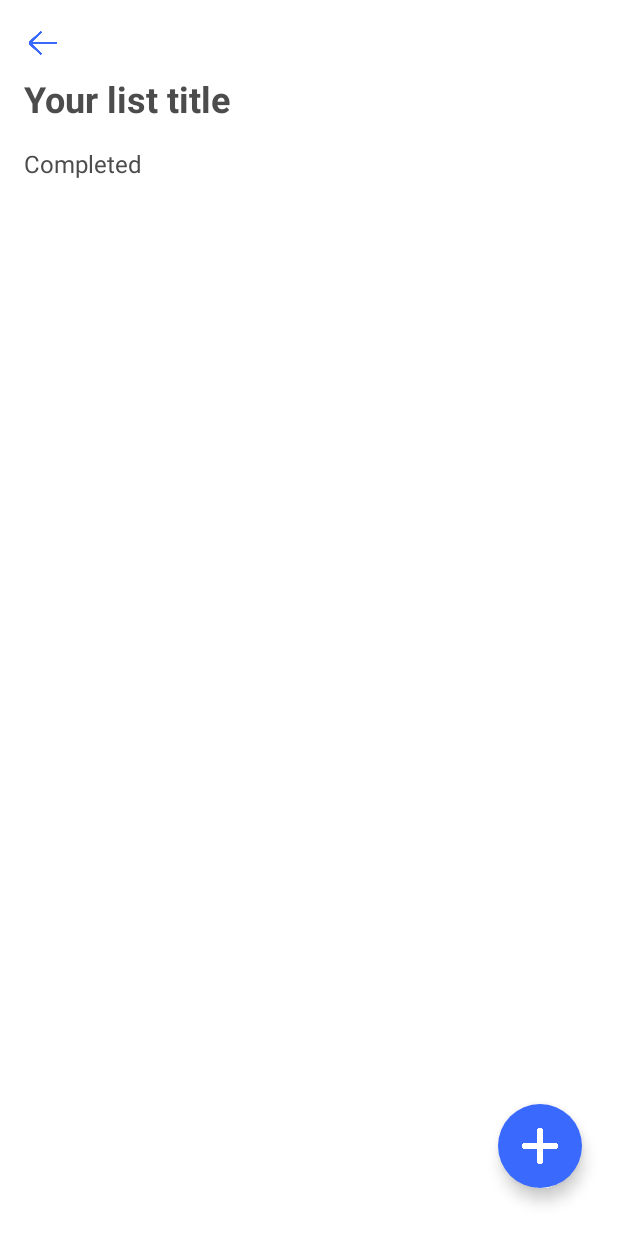
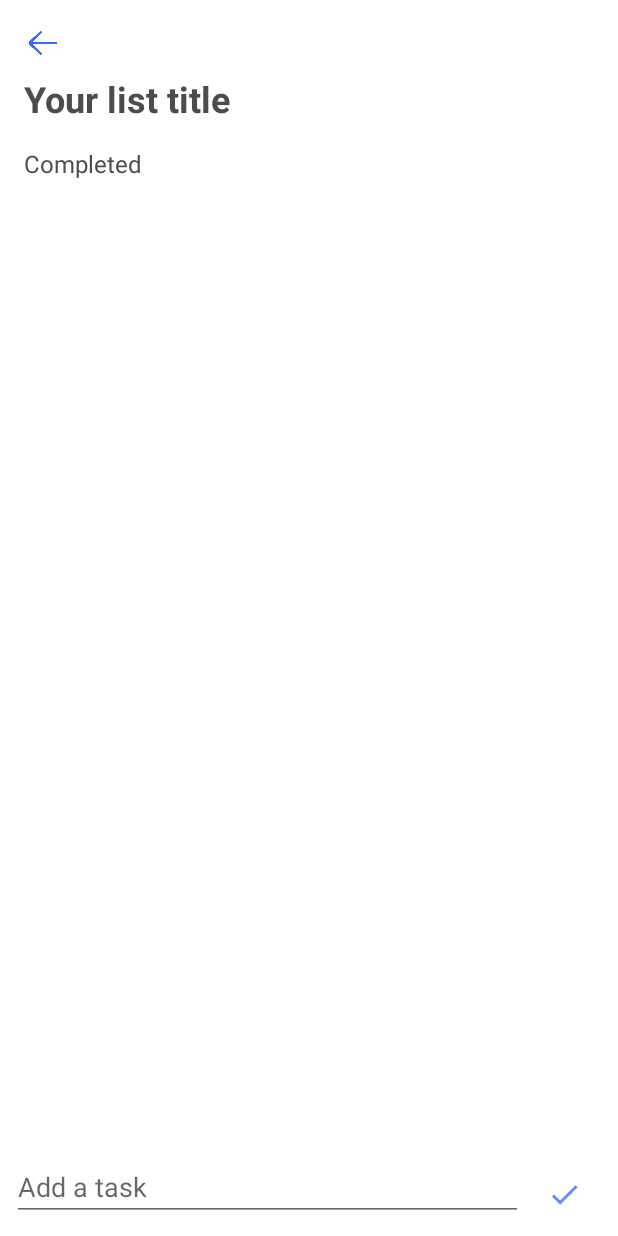
Before and after one commit to mennasaber/Keep_to_do_list, an Android app: the layout activity_tasks.xml on its own in the app's theme, with its tools: preview values and no code run, on a phone screen of 412 x 824 dp. Run offline under Robolectric (Android 15) with nearby library versions, the phone set to English and light mode, and no system bars.

Commit message:
implement Add task feature

```diff
--- a/app/src/main/java/com/example/keeptodolist/views/TasksActivity.kt
+++ b/app/src/main/java/com/example/keeptodolist/views/TasksActivity.kt
@@ -3,6 +3,8 @@ package com.example.keeptodolist.views
 import android.os.Bundle
 import android.view.View
 import android.widget.Button
+import android.widget.EditText
+import android.widget.ImageView
 import android.widget.TextView
 import androidx.appcompat.app.AppCompatActivity
 import androidx.core.content.ContextCompat
@@ -11,33 +13,41 @@ import androidx.recyclerview.widget.LinearLayoutManager
 import androidx.recyclerview.widget.RecyclerView
 import com.example.keeptodolist.R
 import com.example.keeptodolist.adapters.TasksAdapter
-import com.example.keeptodolist.viewmodels.KeepViewModel
 import com.example.keeptodolist.data.Task
 import com.example.keeptodolist.utilities.HandleTaskOnClick
+import com.example.keeptodolist.viewmodels.KeepViewModel
 import de.hdodenhof.circleimageview.CircleImageView
 
-class TasksActivity : AppCompatActivity(),View.OnClickListener {
+class TasksActivity : AppCompatActivity(), View.OnClickListener {
     private lateinit var keepViewModel: KeepViewModel
+    private lateinit var addTaskEditText: EditText
+    private var listId = 0
     override fun onCreate(savedInstanceState: Bundle?) {
         super.onCreate(savedInstanceState)
         setContentView(R.layout.activity_tasks)
 
-        val listId = intent.getIntExtra("listId", 0)
+        listId = intent.getIntExtra("listId", 0)
         val listName = intent.getStringExtra("listName")
         val listColor = intent.getIntExtra("listColor", 0)
         val listTextView = findViewById<TextView>(R.id.listTitle_textView)
         val listColorIcon = findViewById<CircleImageView>(R.id.listIcon_imageView)
         val recyclerView = findViewById<RecyclerView>(R.id.tasks_recyclerView)
         val completedRecyclerView = findViewById<RecyclerView>(R.id.completedTasks_recyclerView)
-        val completeTextView =  findViewById<TextView>(R.id.completeTextView)
+        val completeTextView = findViewById<TextView>(R.id.completeTextView)
         val backButton = findViewById<Button>(R.id.backButton)
+        val addButton = findViewById<ImageView>(R.id.addTask_button)
         var tasksAdapter: TasksAdapter
         var completedTasksAdapter: TasksAdapter
+        addTaskEditText = findViewById(R.id.addTask_editText)
 
         backButton.setOnClickListener(this)
+        addButton.setOnClickListener(this)
+
+        listTextView.text = listName
         listColorIcon.borderColor = ContextCompat.getColor(this, listColor)
-        listTextView.text = listName
+
         keepViewModel = ViewModelProvider(this)[KeepViewModel::class.java]
+
         completedRecyclerView.layoutManager = LinearLayoutManager(this)
         recyclerView.layoutManager = LinearLayoutManager(this)
 
@@ -50,8 +60,8 @@ class TasksActivity : AppCompatActivity(),View.OnClickListener {
             recyclerView.adapter = tasksAdapter
         })
         keepViewModel.getCompletedTasks(listId).observe(this, { tasks ->
-            if(tasks.count()==0)
-               completeTextView.visibility= View.GONE
+            if (tasks.count() == 0)
+                completeTextView.visibility = View.GONE
             else
                 completeTextView.visibility = View.VISIBLE
             completedTasksAdapter = TasksAdapter(tasks, object : HandleTaskOnClick {
@@ -64,8 +74,21 @@ class TasksActivity : AppCompatActivity(),View.OnClickListener {
     }
 
     override fun onClick(v: View?) {
-        when(v?.id){
+        when (v?.id) {
             R.id.backButton -> finish()
+            R.id.addTask_button -> {
+                if (addTaskEditText.text.toString().trim().isNotEmpty()) {
+                    keepViewModel.addTask(
+                        Task(
+                            0,
+                            addTaskEditText.text.toString().trim(),
+                            false,
+                            listId
+                        )
+                    )
+                    addTaskEditText.text.clear()
+                }
+            }
         }
     }
 }
--- /dev/null
+++ b/app/src/main/res/drawable/right.xml
@@ -0,0 +1,5 @@
+<vector android:autoMirrored="true" android:height="24dp"
+    android:tint="#668BFC" android:viewportHeight="24"
+    android:viewportWidth="24" android:width="24dp" xmlns:android="http://schemas.android.com/apk/res/android">
+    <path android:fillColor="@android:color/white" android:pathData="M9,16.17L4.83,12l-1.42,1.41L9,19 21,7l-1.41,-1.41z"/>
+</vector>
--- a/app/src/main/res/layout/activity_tasks.xml
+++ b/app/src/main/res/layout/activity_tasks.xml
@@ -1,16 +1,19 @@
 <?xml version="1.0" encoding="utf-8"?>
-<ScrollView xmlns:android="http://schemas.android.com/apk/res/android"
+<RelativeLayout xmlns:android="http://schemas.android.com/apk/res/android"
     xmlns:app="http://schemas.android.com/apk/res-auto"
     xmlns:tools="http://schemas.android.com/tools"
     android:layout_width="match_parent"
-    android:fillViewport="true"
     android:layout_height="match_parent"
     tools:context=".views.TasksActivity">
 
+    <ScrollView
+        android:layout_width="match_parent"
+        android:layout_height="match_parent"
+        android:layout_marginBottom="55dp">
+
         <androidx.constraintlayout.widget.ConstraintLayout
             android:layout_width="match_parent"
-        android:layout_height="wrap_content"
-        tools:context=".views.TasksActivity">
+            android:layout_height="wrap_content">
 
             <androidx.recyclerview.widget.RecyclerView
                 android:id="@+id/tasks_recyclerView"
@@ -21,22 +24,6 @@
                 app:layout_constraintHorizontal_bias="0.0"
                 app:layout_constraintStart_toStartOf="parent"
                 app:layout_constraintTop_toBottomOf="@+id/listTitle_textView" />
-
-        <com.google.android.material.floatingactionbutton.FloatingActionButton
-            android:id="@+id/fab"
-            android:layout_width="wrap_content"
-            android:layout_height="wrap_content"
-            android:layout_gravity="end|bottom"
-            android:layout_marginEnd="24dp"
-            android:layout_marginBottom="32dp"
-            android:backgroundTint="@color/blue_500"
-            android:src="@drawable/add"
-            app:borderWidth="0dp"
-            app:layout_constraintBottom_toBottomOf="parent"
-            app:layout_constraintEnd_toEndOf="parent"
-            app:layout_constraintHorizontal_bias="1.0"
-            app:layout_constraintStart_toStartOf="parent"
-            app:tint="@color/white" />
 
             <de.hdodenhof.circleimageview.CircleImageView
                 android:id="@+id/listIcon_imageView"
@@ -57,14 +44,14 @@
                 android:layout_height="wrap_content"
                 android:layout_marginStart="16dp"
                 android:layout_marginTop="8dp"
-            android:text="Your list title"
                 android:textColor="@color/light_black"
                 android:textSize="24sp"
                 android:textStyle="bold"
                 app:layout_constraintEnd_toEndOf="parent"
                 app:layout_constraintHorizontal_bias="0.0"
                 app:layout_constraintStart_toStartOf="parent"
-            app:layout_constraintTop_toBottomOf="@+id/backButton" />
+                app:layout_constraintTop_toBottomOf="@+id/backButton"
+                tools:text="Your list title" />
 
             <Button
                 android:id="@+id/backButton"
@@ -74,7 +61,6 @@
                 android:layout_marginStart="16dp"
                 android:layout_marginTop="16dp"
                 android:background="@drawable/back"
-            android:text="Button"
                 app:layout_constraintStart_toStartOf="parent"
                 app:layout_constraintTop_toTopOf="parent" />
 
@@ -103,3 +89,40 @@
                 app:layout_constraintTop_toBottomOf="@+id/completeTextView" />
         </androidx.constraintlayout.widget.ConstraintLayout>
     </ScrollView>
+
+    <RelativeLayout
+        android:layout_width="match_parent"
+        android:layout_height="wrap_content"
+        android:layout_alignParentBottom="true"
+        android:layout_marginTop="55dp"
+        android:orientation="horizontal">
+
+        <EditText
+            android:id="@+id/addTask_editText"
+            android:layout_width="match_parent"
+            android:layout_height="wrap_content"
+            android:layout_alignParentStart="true"
+            android:layout_marginStart="8dp"
+            android:layout_toStartOf="@+id/addTask_button"
+            android:autofillHints="Add a task"
+            android:ems="10"
+            android:hint="@string/add_a_task"
+            android:inputType="textPersonName"
+            android:maxLines="1"
+            android:textColor="@color/light_black" />
+
+        <ImageView
+            android:id="@+id/addTask_button"
+            style="@style/Widget.MaterialComponents.Button.OutlinedButton"
+            android:layout_width="55dp"
+            android:layout_height="55dp"
+            android:layout_alignParentEnd="true"
+            android:layout_marginEnd="8dp"
+            android:contentDescription="@string/add_the_task_button"
+            android:src="@drawable/right"
+            app:layout_constraintBottom_toBottomOf="@+id/addTask_editText"
+            app:layout_constraintEnd_toEndOf="parent"
+            app:layout_constraintTop_toTopOf="@+id/addTask_editText" />
+
+    </RelativeLayout>
+</RelativeLayout>
--- a/app/src/main/res/layout/add_list_item.xml
+++ b/app/src/main/res/layout/add_list_item.xml
@@ -96,13 +96,13 @@
             android:layout_width="35dp"
             android:layout_height="35dp"
             android:layout_weight="1"
-            android:src="@color/blue_700" />
+            android:src="@color/orange" />
 
         <de.hdodenhof.circleimageview.CircleImageView
             android:layout_width="35dp"
             android:layout_height="35dp"
             android:layout_weight="1"
-            android:src="@color/light_lavander" />
+            android:src="@color/light_black" />
 
         <de.hdodenhof.circleimageview.CircleImageView
             android:layout_width="35dp"
@@ -114,18 +114,18 @@
             android:layout_width="35dp"
             android:layout_height="35dp"
             android:layout_weight="1"
-            android:src="@color/black" />
+            android:src="@color/light_green" />
 
         <de.hdodenhof.circleimageview.CircleImageView
             android:layout_width="35dp"
             android:layout_height="35dp"
             android:layout_weight="1"
-            android:src="@color/orange" />
+            android:src="@color/light_blue" />
 
         <de.hdodenhof.circleimageview.CircleImageView
             android:layout_width="35dp"
             android:layout_height="35dp"
             android:layout_weight="1"
-            android:src="@color/light_green" />
+            android:src="@color/light_lavander" />
     </LinearLayout>
 </androidx.constraintlayout.widget.ConstraintLayout>
--- a/app/src/main/res/values/strings.xml
+++ b/app/src/main/res/values/strings.xml
@@ -4,4 +4,6 @@
     <string name="cancel">Cancel</string>
     <string name="create_list">Create list</string>
     <string name="completed">Completed</string>
+    <string name="add_a_task">Add a task</string>
+    <string name="add_the_task_button">Add the task button</string>
 </resources>
```
Also changed, not shown: app/src/main/res/drawable/send.png (added). Lines whose indentation alone changed are shown as unchanged.
